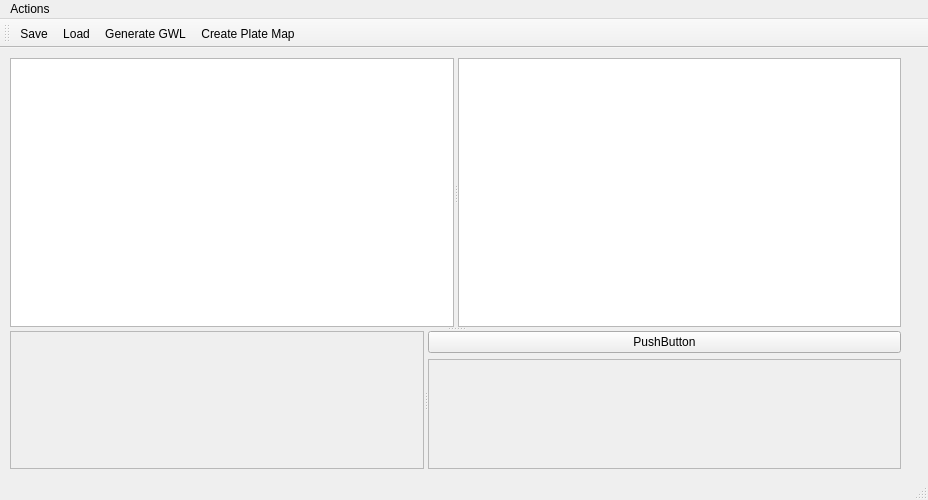
This is src/tecan_integration/tecanwindow.ui in Praiseplatinum32/InvenesisDBapp as Qt 5 draws it before an edit. The edited form follows.
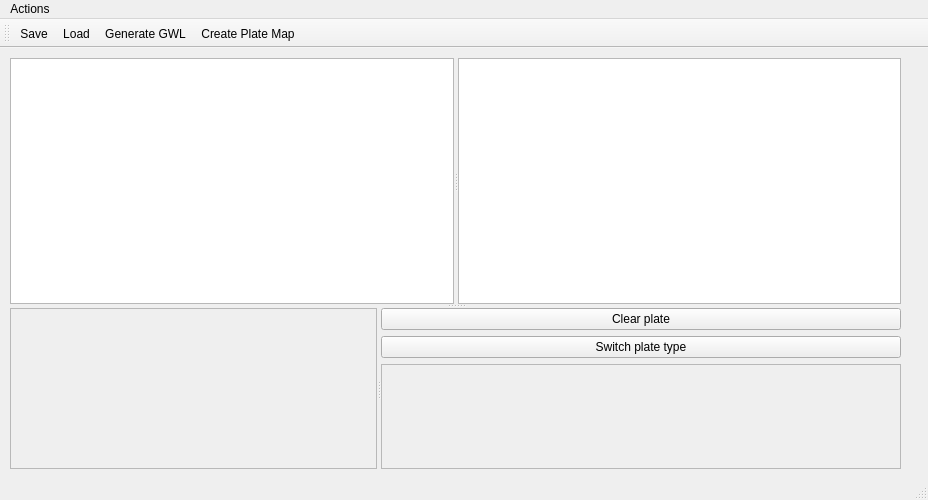
This is the edited form. Icons and pictures are not drawn. Custom widgets are drawn as their Qt base class.

```diff
--- a/src/tecan_integration/tecanwindow.ui
+++ b/src/tecan_integration/tecanwindow.ui
@@ -68,7 +68,17 @@
        <item>
         <widget class="QPushButton" name="clearPlatesButton">
          <property name="text">
-          <string>PushButton</string>
+          <string>Clear plate</string>
+         </property>
+        </widget>
+       </item>
+       <item>
+        <widget class="QPushButton" name="switchPlate">
+         <property name="text">
+          <string>Switch plate type</string>
+         </property>
+         <property name="checkable">
+          <bool>true</bool>
          </property>
         </widget>
        </item>
@@ -83,7 +93,7 @@
             <x>0</x>
             <y>0</y>
             <width>468</width>
-            <height>107</height>
+            <height>77</height>
            </rect>
           </property>
          </widget>
```
